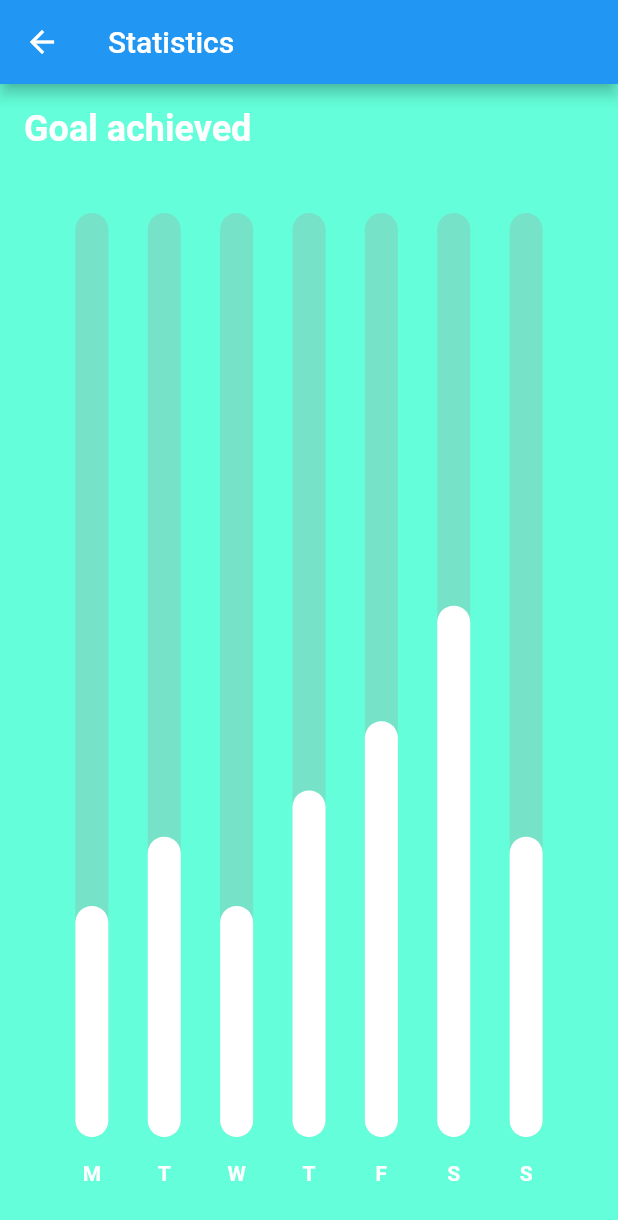
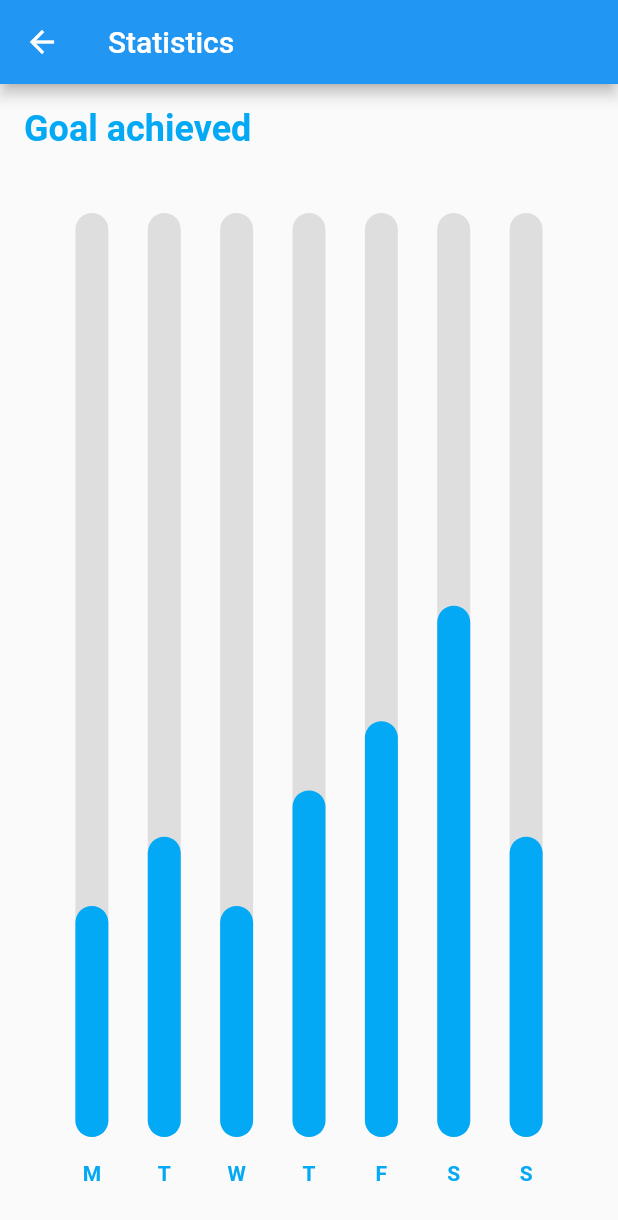
Before and after one commit to GianMen91/my_new_habits, a Flutter app: the StatisticBar screen opened directly, on a phone screen of 412 x 824 dp. Shown: the top 1220 px of the screen. Run offline on Flutter 3.47's test engine with Material 2 defaults, Android fonts, the phone set to English and light mode, and no system bars; drawn by our look-alikes of fl_chart; our stand-ins replace sqflite; accounts and stored records are empty.

Commit message:
fix colors

```diff
--- a/lib/screens/statistic_bar.dart
+++ b/lib/screens/statistic_bar.dart
@@ -18,7 +18,7 @@ class StatisticBar extends StatefulWidget {
 
   final Color barBackgroundColor =
   Colors.grey.withOpacity(0.3);
-  final Color barColor = Colors.white;
+  final Color barColor = Colors.lightBlue;
   final Color touchedBarColor = Colors.yellow;
   final Color touchedBarColorDarker = const Color(0x165318FF);
 
@@ -36,7 +36,7 @@ class StatisticBarState extends State<StatisticBar> {
   @override
   Widget build(BuildContext context) {
     return Scaffold(
-      backgroundColor:Colors.tealAccent,
+      //backgroundColor:Colors.tealAccent,
       appBar: AppBar(
         title: const Text('Statistics'),
         leading: IconButton(
@@ -56,7 +56,7 @@ class StatisticBarState extends State<StatisticBar> {
                 const Text(
                   'Goal achieved',
                   style: TextStyle(
-                    color: Colors.white,
+                    color: Colors.lightBlue,
                     fontSize: 24,
                     fontWeight: FontWeight.bold,
                   ),
@@ -106,7 +106,7 @@ class StatisticBarState extends State<StatisticBar> {
           width: width,
           borderSide: isTouched
               ? BorderSide(color: widget.touchedBarColorDarker)
-              : const BorderSide(color: Colors.white, width: 0),
+              : const BorderSide(color: Colors.lightBlue, width: 0),
           backDrawRodData: BackgroundBarChartRodData(
             show: true,
             toY: 20,
@@ -235,7 +235,7 @@ class StatisticBarState extends State<StatisticBar> {
 
   Widget getTitles(double value, TitleMeta meta) {
     const style = TextStyle(
-      color: Colors.white,
+      color: Colors.lightBlue,
       fontWeight: FontWeight.bold,
       fontSize: 14,
     );
```
